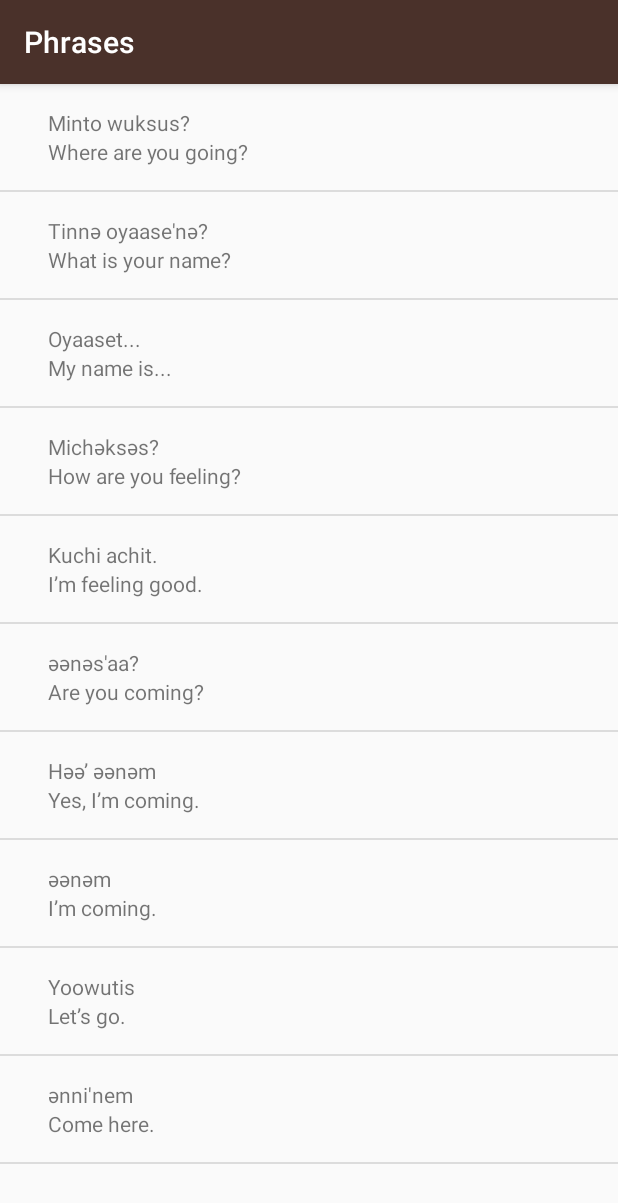
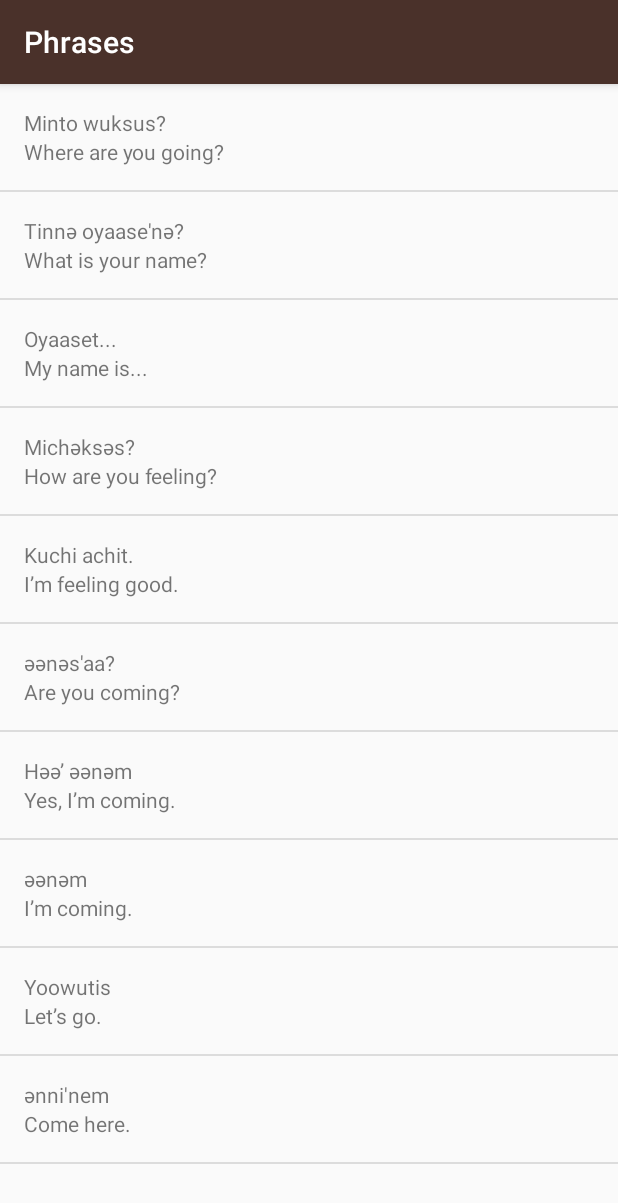
Before and after one commit to GuieMigi/Miwok, an Android app: the PhrasesActivity screen opened directly, with no data from a screen before it, on a phone screen of 412 x 824 dp. Shown: the top 1203 px of the screen. Run offline under Robolectric (Android 15) with nearby library versions, the phone set to English and light mode, and no system bars.

Commit message:
Miwok app at the end of lesson 7.13

```diff
--- a/app/src/main/java/com/example/android/miwok/Word.java
+++ b/app/src/main/java/com/example/android/miwok/Word.java
@@ -8,12 +8,13 @@ import android.support.v7.app.AppCompatActivity;
 
 public class Word extends AppCompatActivity {
 
+    private static final int NO_IMAGE_PROVIDED = -1;
     //Default translation for the word.
     private String mDefaultTranslation;
     //Miwok translation for the word.
     private String mMiwokTranslation;
     //Image resource ID for the word.
-    private int mImageResourceId;
+    private int mImageResourceId = NO_IMAGE_PROVIDED;
 
     public Word(String defaultTranslation, String miwokTranslation) {
         mDefaultTranslation = defaultTranslation;
@@ -40,4 +41,8 @@ public class Word extends AppCompatActivity {
     public int getImageResourceId() {
         return mImageResourceId;
     }
+
+    public boolean hasImage() {
+        return mImageResourceId != NO_IMAGE_PROVIDED;
+    }
 }
--- a/app/src/main/java/com/example/android/miwok/WordAdapter.java
+++ b/app/src/main/java/com/example/android/miwok/WordAdapter.java
@@ -50,9 +50,26 @@ public class WordAdapter extends ArrayAdapter<Word> {
         // Find the ImageView in the list_item.xml layout with the ID image.
         ImageView imageResource = listItemView.findViewById(R.id.image);
 
-        // Get the ImageResourceId from the current Word object and
-        // set the corresponding drawable on the image ImageView.
-        imageResource.setImageResource(currentWord.getImageResourceId());
+        if (currentWord.hasImage()) {
+            // Get the ImageResourceId from the current Word object and
+            // set the corresponding drawable on the image ImageView.
+            imageResource.setImageResource(currentWord.getImageResourceId());
+            //Make sure the view is visible.
+            imageResource.setVisibility(View.VISIBLE);
+        } else {
+            //Otherwise hide the ImageView.
+            imageResource.setVisibility(View.GONE);
+        }
+
+        /** Alternative way of checking if there is an image resource.
+         if(currentWord.getImageResourceId() == 0){
+         imageResource.setVisibility(View.GONE);
+         }else {
+         // Get the ImageResourceId from the current Word object and
+         // set the corresponding drawable on the image ImageView.
+         imageResource.setImageResource(currentWord.getImageResourceId());
+         }
+         */
 
         // Return the whole list item layout (containing 2 TextViews and one ImageView)
         // so that it can be shown in the ListView.
--- a/app/src/main/res/layout/list_item.xml
+++ b/app/src/main/res/layout/list_item.xml
@@ -2,7 +2,7 @@
 <LinearLayout xmlns:android="http://schemas.android.com/apk/res/android"
     xmlns:tools="http://schemas.android.com/tools"
     android:layout_width="match_parent"
-    android:layout_height="match_parent"
+    android:layout_height="wrap_content"
     android:orientation="horizontal"
     android:padding="16dp">
 
@@ -12,11 +12,11 @@
         android:layout_height="wrap_content"
         android:layout_marginEnd="16dp"
         android:layout_marginRight="16dp"
-        android:src="@mipmap/ic_launcher" />
+        tools:src="@drawable/number_one" />
 
     <LinearLayout
-        android:layout_width="wrap_content"
-        android:layout_height="wrap_content"
+        android:layout_width="match_parent"
+        android:layout_height="match_parent"
         android:orientation="vertical">
 
         <TextView
```
